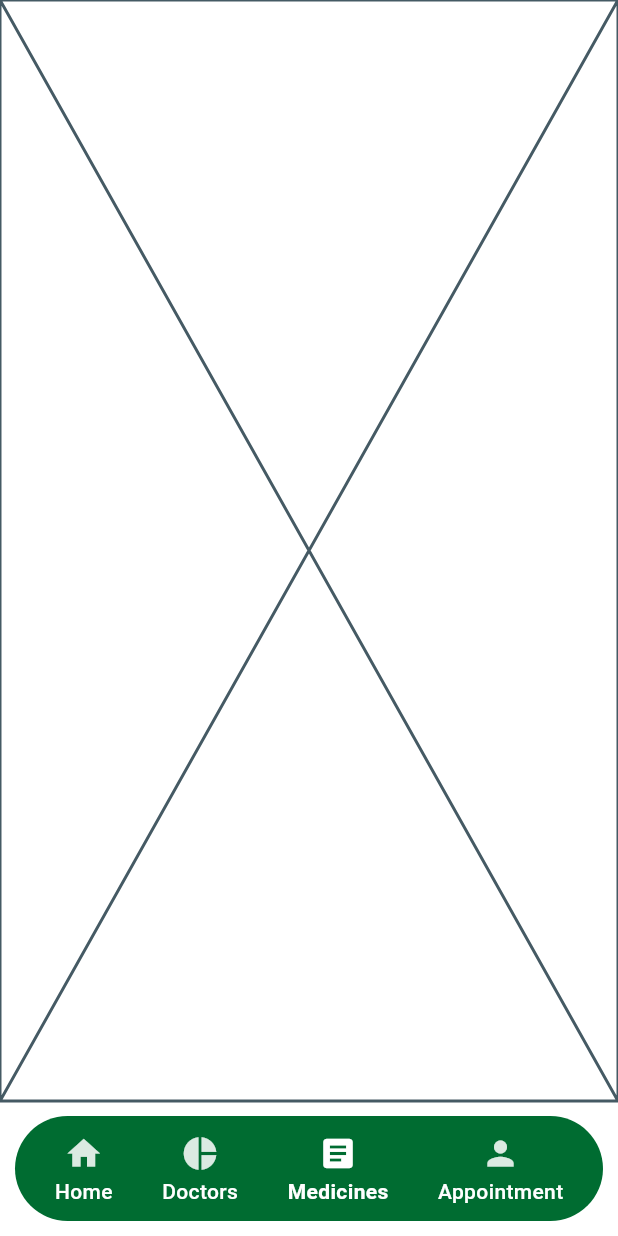
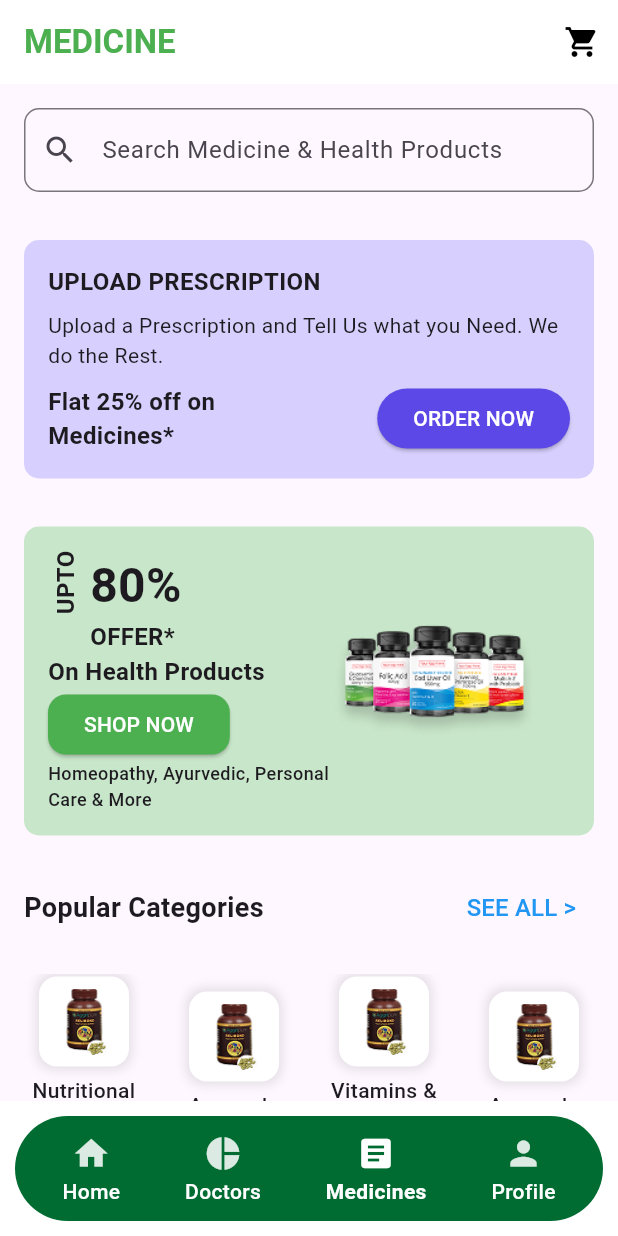
Before and after one commit to alokyadav686/MyMedic, a Flutter app: the BottomNavBar screen opened directly, item 3 of the bottom bar chosen, on a phone screen of 412 x 824 dp. Run offline on Flutter 3.47's test engine with Material 3 defaults, Android fonts, the phone set to English and light mode, and no system bars.

Commit message:
medicine section made

```diff
--- a/lib/components/bottom_nav_bar.dart
+++ b/lib/components/bottom_nav_bar.dart
@@ -68,7 +68,7 @@ class CustomBottomNavigationBar extends StatelessWidget {
           _buildNavItem(Icons.home, "Home", 0),
           _buildNavItem(Icons.pie_chart, "Doctors", 1),
           _buildNavItem(Icons.article, "Medicines", 2),
-          _buildNavItem(Icons.person, "Appointment", 3),
+          _buildNavItem(Icons.person, "Profile", 3),
         ],
       ),
     );
--- a/lib/onboarding/onboarding.dart
+++ b/lib/onboarding/onboarding.dart
@@ -1,5 +1,6 @@
 import 'package:flutter/material.dart';
 import 'package:my_medic/components/bottom_nav_bar.dart';
+import 'package:my_medic/constants/colors.dart';
 
 class OnboardingScreen extends StatefulWidget {
   @override
@@ -51,12 +52,12 @@ class _OnboardingScreenState extends State<OnboardingScreen> {
                       children: [
                         Text(
                           "Skip",
-                          style: TextStyle(fontSize: 16, color: Colors.green),
+                          style: TextStyle(fontSize: 16, color: Colors.black),
                         ),
                         Icon(
                           Icons.arrow_forward_ios,
                           size: 16,
-                          color: Colors.green,
+                          color: AppColors.primaryColor,
                         ),
                       ],
                     ),
--- a/lib/screen/chatbot/chatbot.dart
+++ b/lib/screen/chatbot/chatbot.dart
@@ -1,9 +1,6 @@
 import 'package:flutter/material.dart';
-import 'package:chat_bubbles/chat_bubbles.dart';
 import 'package:my_medic/components/bottom_nav_bar.dart';
 import 'package:my_medic/constants/colors.dart';
-import 'package:my_medic/screen/home/home.dart';
-import 'package:my_medic/screen/home/widgets/custom_header.dart';
 
 class ChatBotApp extends StatelessWidget {
   const ChatBotApp({super.key});
@@ -55,7 +52,7 @@ class _ChatScreenState extends State<ChatScreen> {
           onTap: () {
             Navigator.pushReplacement(context, MaterialPageRoute(builder: (context)=>BottomNavBar()));
           },
-          child: Icon(Icons.arrow_back_ios_sharp, color: Colors.white, size: 24, )),
+          child: Icon(Icons.arrow_back_ios_sharp, color: Colors.white, size: 2, )),
         centerTitle: true,
       ),
       body: Column(
--- a/lib/screen/medicines/medicine.dart
+++ b/lib/screen/medicines/medicine.dart
@@ -1,4 +1,7 @@
 import 'package:flutter/material.dart';
+import 'package:my_medic/screen/medicines/widgets/carousel_card.dart';
+import 'package:my_medic/screen/medicines/widgets/popular_categories.dart';
+import 'package:my_medic/screen/medicines/widgets/prescripsion.dart';
 
 class Medicine extends StatefulWidget {
   const Medicine({super.key});
@@ -8,8 +11,158 @@ class Medicine extends StatefulWidget {
 }
 
 class _MedicineState extends State<Medicine> {
+  final List<Map<String, String>> categories = const [
+    {'image': 'assets/images/ayurveda.png', 'title': 'Nutritional Drinks'},
+    {'image': 'assets/images/ayurveda.png', 'title': 'Ayurveda'},
+    {'image': 'assets/images/ayurveda.png', 'title': 'Vitamins & Supplement'},
+    {'image': 'assets/images/ayurveda.png', 'title': 'Ayurveda'},
+    {'image': 'assets/images/ayurveda.png', 'title': 'Healthcare Devices'},
+    {'image': 'assets/images/ayurveda.png', 'title': 'Homeopathy'},
+    {'image': 'assets/images/ayurveda.png', 'title': 'Diabetes Care'},
+    {'image': 'assets/images/ayurveda.png', 'title': 'Diabetes Care'},
+  ];
+  final List<Map<String, String>> daily = const [
+    {'image': 'assets/images/ayurveda.png', 'title': 'Drinks'},
+    {'image': 'assets/images/ayurveda.png', 'title': 'Ayurveda'},
+    {'image': 'assets/images/ayurveda.png', 'title': 'Vitamins & Supplement'},
+    {'image': 'assets/images/ayurveda.png', 'title': 'Ayurveda'},
+    {'image': 'assets/images/ayurveda.png', 'title': 'Healthcare Devices'},
+    {'image': 'assets/images/ayurveda.png', 'title': 'Homeopathy'},
+    {'image': 'assets/images/ayurveda.png', 'title': 'Diabetes Care'},
+    {'image': 'assets/images/ayurveda.png', 'title': 'Diabetes Care'},
+  ];
   @override
   Widget build(BuildContext context) {
-    return const Placeholder();
+    return Scaffold(
+      appBar: AppBar(
+        backgroundColor: Colors.white,
+        elevation: 0,
+        title: Text(
+          'MEDICINE',
+          style: TextStyle(color: Colors.green, fontWeight: FontWeight.bold),
+        ),
+        actions: [
+          IconButton(
+            icon: Icon(Icons.shopping_cart, color: Colors.black),
+            onPressed: () {},
+          ),
+        ],
+      ),
+      body: SingleChildScrollView(
+        child: Column(
+          crossAxisAlignment: CrossAxisAlignment.start,
+          children: [
+            Padding(
+              padding: const EdgeInsets.all(16.0),
+              child: TextField(
+                decoration: InputDecoration(
+                  hintText: 'Search Medicine & Health Products',
+                  prefixIcon: Icon(Icons.search),
+                  border: OutlineInputBorder(
+                    borderRadius: BorderRadius.circular(10),
+                  ),
+                ),
+              ),
+            ),
+            Prescription(),
+
+            CarouselCard(),
+
+            Padding(
+              padding: const EdgeInsets.symmetric(horizontal: 16, vertical: 8.0),
+              child: Row(
+                mainAxisAlignment: MainAxisAlignment.spaceBetween,
+                children: [
+                  const Text(
+                    'Popular Categories',
+                    style: TextStyle(fontSize: 18, fontWeight: FontWeight.bold),
+                  ),
+                  TextButton(
+                    onPressed: () {},
+                    child: const Text(
+                      'SEE ALL >',
+                      style: TextStyle(color: Colors.blue, fontSize: 16),
+                    ),
+                  ),
+                ],
+              ),
+            ),
+
+            Padding(
+              padding: const EdgeInsets.all(12.0),
+              child: SizedBox(
+                height: 230, // Adjust height as needed
+                child: GridView.builder(
+                  gridDelegate: const SliverGridDelegateWithFixedCrossAxisCount(
+                    crossAxisCount: 4,
+                    crossAxisSpacing: 12,
+                    mainAxisSpacing: 12,
+                    childAspectRatio: 0.8,
+                  ),
+                  itemCount: categories.length,
+                  shrinkWrap: true,
+                  physics: NeverScrollableScrollPhysics(),
+                  itemBuilder: (context, index) {
+                    return CategoryItem(
+                      image: categories[index]['image']!,
+                      title: categories[index]['title']!,
+                    );
+                  },
+                ),
+              ),
+            ),
+
+            Padding(
+              padding: const EdgeInsets.symmetric(horizontal: 16, vertical: 8.0),
+              child: Row(
+                mainAxisAlignment: MainAxisAlignment.spaceBetween,
+                children: [
+                  const Text(
+                    'Daily uses',
+                    style: TextStyle(fontSize: 18, fontWeight: FontWeight.bold),
+                  ),
+                  TextButton(
+                    onPressed: () {},
+                    child: const Text(
+                      'SEE ALL >',
+                      style: TextStyle(color: Colors.blue, fontSize: 16),
+                    ),
+                  ),
+                ],
+              ),
+            ),
+
+            Padding(
+              padding: const EdgeInsets.all(12.0),
+              child: SizedBox(
+                height: 230, // Adjust height as needed
+                child: GridView.builder(
+                  gridDelegate: const SliverGridDelegateWithFixedCrossAxisCount(
+                    crossAxisCount: 4,
+                    crossAxisSpacing: 12,
+                    mainAxisSpacing: 12,
+                    childAspectRatio: 0.8,
+                  ),
+                  itemCount: categories.length,
+                  shrinkWrap: true,
+                  physics: NeverScrollableScrollPhysics(),
+                  itemBuilder: (context, index) {
+                    return CategoryItem(
+                      image: daily[index]['image']!,
+                      title: daily[index]['title']!,
+                    );
+                  },
+                ),
+              ),
+            ),
+
+
+
+
+
+          ],
+        ),
+      ),
+    );
   }
 }
--- /dev/null
+++ b/lib/screen/medicines/widgets/carousel_card.dart
@@ -0,0 +1,91 @@
+import 'package:flutter/material.dart';
+
+class CarouselCard extends StatelessWidget {
+  const CarouselCard({super.key});
+
+  @override
+  Widget build(BuildContext context) {
+    return Padding(
+              padding: const EdgeInsets.all(16.0),
+              child: Container(
+                padding: EdgeInsets.all(16),
+                decoration: BoxDecoration(
+                  color: Colors.green[100],
+                  borderRadius: BorderRadius.circular(10),
+                ),
+                child: Row(
+                  children: [
+                    Column(
+                      crossAxisAlignment: CrossAxisAlignment.start,
+                      children: [
+                        Row(
+                          crossAxisAlignment: CrossAxisAlignment.start,
+                          children: [
+                            RotatedBox(
+                              quarterTurns: -1,
+                              child: Text(
+                                'UPTO',
+                                style: TextStyle(
+                                  fontSize: 16,
+                                  fontWeight: FontWeight.bold,
+                                ),
+                              ),
+                            ),
+                            SizedBox(width: 5),
+                            Column(
+                              crossAxisAlignment: CrossAxisAlignment.start,
+                              children: [
+                                Text(
+                                  '80%',
+                                  style: TextStyle(
+                                    fontSize: 32,
+                                    fontWeight: FontWeight.bold,
+                                  ),
+                                ),
+                                Text(
+                                  'OFFER*',
+                                  style: TextStyle(
+                                    fontSize: 16,
+                                    fontWeight: FontWeight.bold,
+                                  ),
+                                ),
+                              ],
+                            ),
+                          ],
+                        ),
+                        Text(
+                          'On Health Products',
+                          style: TextStyle(
+                            fontSize: 16,
+                            fontWeight: FontWeight.bold,
+                          ),
+                        ),
+                        ElevatedButton(
+                          onPressed: () {},
+                          style: ElevatedButton.styleFrom(
+                            backgroundColor: Colors.green,
+                            shape: RoundedRectangleBorder(
+                              borderRadius: BorderRadius.circular(12)
+                            )
+                          ),
+                          child: Text('SHOP NOW',style: TextStyle(
+                            color: Colors.white,
+                            fontSize: 14
+                          ),),
+                        ),
+                        Text('Homeopathy, Ayurvedic, Personal\nCare & More', style: TextStyle(
+                          fontSize: 12,
+                          fontWeight: FontWeight.w500
+                        ),),
+                      ],
+                    ),
+                    Image.asset('assets/images/medicine.png',
+                    height: 80,
+
+                    )
+                  ],
+                ),
+              ),
+            );
+  }
+}
--- /dev/null
+++ b/lib/screen/medicines/widgets/popular_categories.dart
@@ -0,0 +1,44 @@
+import 'package:flutter/material.dart';
+
+class CategoryItem extends StatelessWidget {
+  final String image;
+  final String title;
+
+  const CategoryItem({super.key, required this.image, required this.title});
+
+  @override
+  Widget build(BuildContext context) {
+    return Column(
+      mainAxisAlignment: MainAxisAlignment.center,
+      children: [
+        Container(
+          height: 60,
+          width: 60,
+          decoration: BoxDecoration(
+            color: Colors.white,
+            borderRadius: BorderRadius.circular(12),
+            boxShadow: [
+              BoxShadow(
+                color: Colors.black.withOpacity(0.1),
+                blurRadius: 5,
+                spreadRadius: 2,
+              ),
+            ],
+          ),
+          child: Padding(
+            padding: const EdgeInsets.all(8.0),
+            child: Image.asset(image, fit: BoxFit.cover,),
+          ),
+        ),
+        const SizedBox(height: 6),
+        Text(
+          title,
+          textAlign: TextAlign.center,
+          style: const TextStyle(fontSize: 14, fontWeight: FontWeight.w500),
+          maxLines: 2,
+          overflow: TextOverflow.ellipsis,
+        ),
+      ],
+    );
+  }
+}
--- /dev/null
+++ b/lib/screen/medicines/widgets/prescripsion.dart
@@ -0,0 +1,52 @@
+import 'package:flutter/material.dart';
+
+class Prescription extends StatelessWidget {
+  @override
+  Widget build(BuildContext context) {
+    return Padding(
+      padding: const EdgeInsets.all(16.0),
+      child: Container(
+        padding: EdgeInsets.all(16),
+        decoration: BoxDecoration(
+          color: Color.fromRGBO(215, 208, 255, 1),
+          borderRadius: BorderRadius.circular(10),
+        ),
+        child: Column(
+          crossAxisAlignment: CrossAxisAlignment.start,
+          children: [
+            Text(
+              'UPLOAD PRESCRIPTION',
+              style: TextStyle(
+                fontWeight: FontWeight.bold,
+                fontSize: 16,
+              ),
+            ),
+            SizedBox(height: 8),
+            Text(
+                'Upload a Prescription and Tell Us what you Need. We do the Rest.'),
+            SizedBox(height: 8),
+            Row(
+              mainAxisAlignment: MainAxisAlignment.spaceBetween,
+              children: [
+                Text(
+                  "Flat 25% off on\nMedicines*",
+                  style: TextStyle(fontSize: 16, fontWeight: FontWeight.bold),
+                ),
+                ElevatedButton(
+                  onPressed: () {},
+                  style: ElevatedButton.styleFrom(
+                    backgroundColor: Color.fromRGBO(92, 72, 230, 1),
+                  ),
+                  child: Text(
+                    'ORDER NOW',
+                    style: TextStyle(color: Colors.white),
+                  ),
+                ),
+              ],
+            )
+          ],
+        ),
+      ),
+    );
+  }
+}
--- a/lib/services/api/api_services.dart
+++ b/lib/services/api/api_services.dart
@@ -2,6 +2,8 @@ import 'dart:convert';
 // ignore: depend_on_referenced_packages
 import 'package:flutter/services.dart';
 import 'package:http/http.dart' as http;
+
+var chatapi ="https://mediconnect-pn3n.onrender.com/medical-chat";
 
 
 Future getDoctor() async{
@@ -12,3 +14,12 @@ String doctors = await rootBundle.loadString('assets/json/doctorsdata.json');
 return jsonDecode(doctors);
 
 }
+
+Future chatbot({required Map<String, String> message}) async{
+  var chat = await http.post(Uri.parse(chatapi));
+
+  if(chat.statusCode == 200){
+    return jsonDecode(chat.body);
+  }
+
+}
```
Also changed, not shown: assets/images/ayurveda.png (added), assets/images/medicine.png (added).
